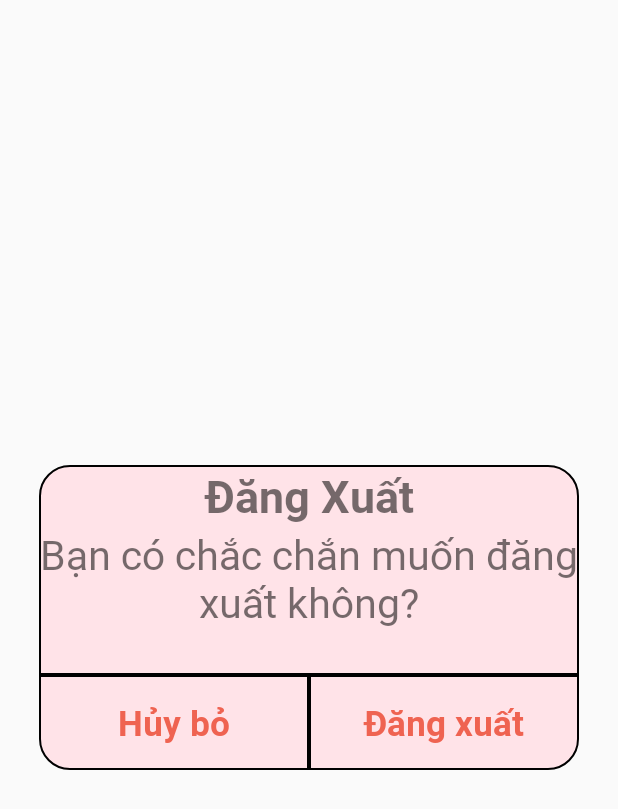
After one commit to The-Bioskin/TheBioskinApp, an Android app: the layout activity_logout.xml on its own in the app's theme, with its tools: preview values and no code run, on a phone screen of 412 x 824 dp. The commit adds this screen. Shown: the top 809 px of the screen. Run offline under Robolectric (Android 15) with nearby library versions, the phone set to English and light mode, and no system bars.

Commit message:
interface/logout

```diff
--- /dev/null
+++ b/app/src/main/res/drawable/bg1.xml
@@ -0,0 +1,7 @@
+<?xml version="1.0" encoding="utf-8"?>
+<shape xmlns:android="http://schemas.android.com/apk/res/android">
+    <solid android:color="#FFE3E8"/>
+    <corners android:topLeftRadius="20dp" android:topRightRadius="20dp"/>
+    <stroke android:width="@dimen/cardview_compat_inset_shadow"/>
+
+</shape>
--- /dev/null
+++ b/app/src/main/res/drawable/btn_cancel.xml
@@ -0,0 +1,7 @@
+<?xml version="1.0" encoding="utf-8"?>
+<shape xmlns:android="http://schemas.android.com/apk/res/android">
+    <solid android:color="#FFE3E8"/>
+    <corners  android:bottomLeftRadius="20dp"/>
+    <stroke android:width="@dimen/cardview_compat_inset_shadow"/>
+
+</shape>
--- /dev/null
+++ b/app/src/main/res/drawable/btn_ok.xml
@@ -0,0 +1,7 @@
+<?xml version="1.0" encoding="utf-8"?>
+<shape xmlns:android="http://schemas.android.com/apk/res/android">
+    <solid android:color="#FFE3E8"/>
+    <corners  android:bottomRightRadius="20dp"/>
+    <stroke android:width="@dimen/cardview_compat_inset_shadow"/>
+
+</shape>
--- /dev/null
+++ b/app/src/main/res/drawable/imv_back.xml
@@ -0,0 +1,5 @@
+<vector android:autoMirrored="true" android:height="25dp"
+    android:tint="#000000" android:viewportHeight="24"
+    android:viewportWidth="24" android:width="25dp" xmlns:android="http://schemas.android.com/apk/res/android">
+    <path android:fillColor="@android:color/white" android:pathData="M20,11H7.83l5.59,-5.59L12,4l-8,8 8,8 1.41,-1.41L7.83,13H20v-2z"/>
+</vector>
--- /dev/null
+++ b/app/src/main/res/layout/activity_logout.xml
@@ -0,0 +1,75 @@
+<?xml version="1.0" encoding="utf-8"?>
+<LinearLayout xmlns:android="http://schemas.android.com/apk/res/android"
+    android:layout_width="match_parent"
+    android:layout_height="match_parent"
+    android:layout_margin="16dp"
+    android:gravity="center"
+    android:orientation="vertical"
+    android:padding="10dp">
+    <LinearLayout
+        android:layout_width="match_parent"
+        android:layout_height="wrap_content"
+        android:orientation="vertical"
+        android:background="@drawable/bg1">
+
+
+        <TextView
+            android:layout_width="match_parent"
+            android:layout_height="wrap_content"
+            android:gravity="center"
+            android:text="Đăng Xuất"
+            android:textSize="30sp"
+            android:fontFamily="@font/roboto_bold"
+            android:textStyle="bold" />
+
+        <TextView
+            android:layout_width="wrap_content"
+            android:layout_height="wrap_content"
+            android:layout_marginBottom="30dp"
+            android:gravity="center"
+            android:lines="2"
+            android:text="Bạn có chắc chắn muốn đăng xuất không?"
+            android:textSize="27sp"
+            android:textStyle="normal"
+            android:fontFamily="@font/roboto_regular"
+            />
+    </LinearLayout>
+
+    <LinearLayout
+        android:layout_width="match_parent"
+        android:layout_height="wrap_content"
+        android:orientation="horizontal"
+        >
+
+        <TextView
+            android:id="@+id/tvCancel"
+            android:fontFamily="@font/roboto_bold"
+            android:layout_width="0dp"
+            android:layout_height="wrap_content"
+            android:layout_weight="1"
+            android:background="@drawable/btn_cancel"
+            android:gravity="center"
+            android:text="Hủy bỏ"
+            android:textColor="#EF6351"
+            android:textSize="23sp"
+            android:textStyle="bold"
+            android:padding="16dp"/>
+
+        <TextView
+            android:id="@+id/tvOk"
+            android:fontFamily="@font/roboto_bold"
+            android:layout_width="0dp"
+            android:layout_height="wrap_content"
+            android:layout_weight="1"
+            android:background="@drawable/btn_ok"
+            android:gravity="center"
+            android:text="Đăng xuất"
+            android:textColor="#EF6351"
+            android:textSize="23sp"
+            android:textStyle="bold"
+            android:padding="16dp"/>
+
+
+    </LinearLayout>
+
+</LinearLayout>
--- a/app/src/main/res/values/strings.xml
+++ b/app/src/main/res/values/strings.xml
@@ -5,4 +5,9 @@
     <string name="language">Ngôn ngữ</string>
     <string name="itemLanguage1">Tiếng Việt</string>
     <string name="itemLanguage2">Tiếng Anh</string>
+
+    <!-- Rating -->
+    <string name="rating_title">Đánh giá sản phẩm</string>
+    <string name="rating_content">Chọn sao để xếp hạng sản phẩm</string>
+    <string name="rating_submit">GỬI ĐÁNH GIÁ CỦA BẠN</string>
 </resources>
```
Also changed, not shown: app/src/main/res/layout/activity_rating.xml (added, +71 -0 lines), app/src/main/res/drawable/img_danhgiasanpham.jpg (added), app/src/main/res/font/roboto-thin.ttf (added), app/src/main/res/font/roboto_black.ttf (added), app/src/main/res/font/roboto_bold.ttf (added), app/src/main/res/font/roboto_italic.ttf (added), app/src/main/res/font/roboto_light.ttf (added), app/src/main/res/font/roboto_medium.ttf (added), app/src/main/res/font/roboto_regular.ttf (added), 1 other file.
